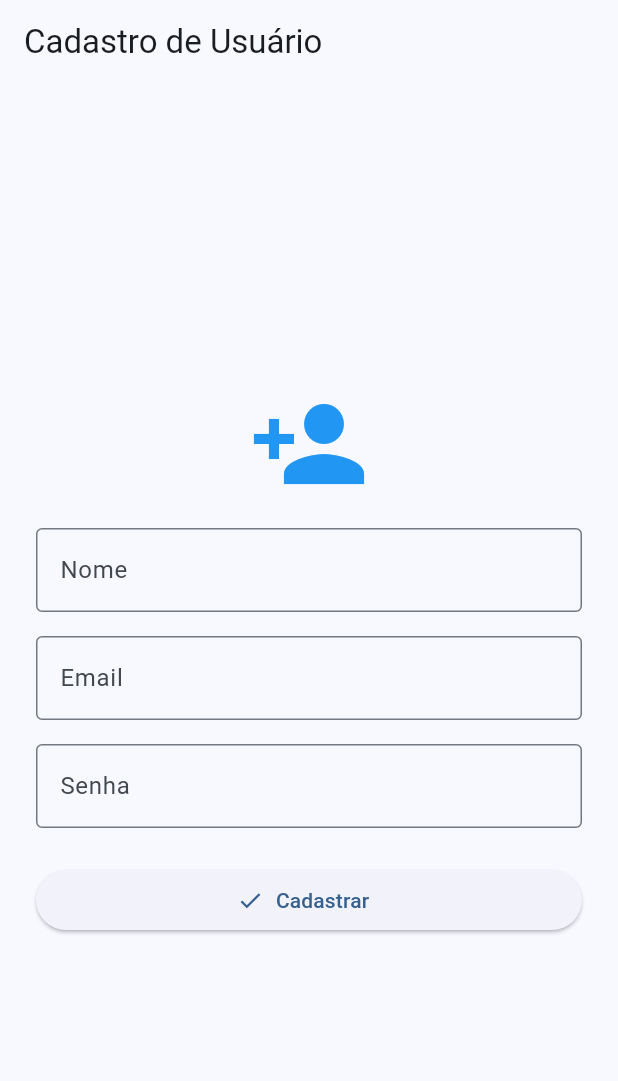
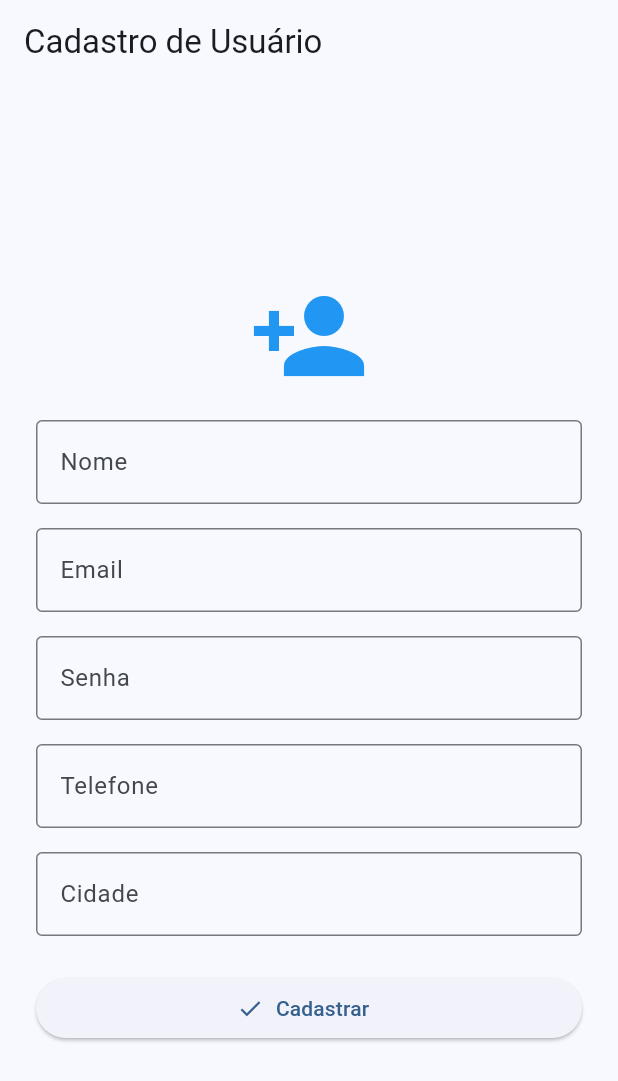
Before and after one commit to bbgbruno/BoardGameMarketFront, a Flutter app: the CadastroPage screen opened by its route, after a tap on "Cadastrar", on a phone screen of 412 x 824 dp. Shown: the top 1081 px of the screen. Run offline on Flutter 3.47's test engine with Material 3 defaults, Android fonts, the light colour scheme and no system bars; our stand-ins replace font_awesome_flutter, go_router; accounts and stored records are empty; network calls fail.

Commit message:
Ajustes nome vendedor

```diff
--- a/lib/Pages/cadastro_page.dart
+++ b/lib/Pages/cadastro_page.dart
@@ -5,23 +5,25 @@ import 'package:http/http.dart' as http;
 
 const String apiUrl = 'http://localhost:5255/api'; // Altere se necessário
 
-Future<bool> cadastrarUsuario(String nome, String email, String senha) async {
+Future<bool> cadastrarUsuario(
+    String nome, String email, String senha, String telefone, String cidade) async {
   final url = Uri.parse('$apiUrl/auth/register');
 
   final response = await http.post(
     url,
     headers: {'Content-Type': 'application/json'},
     body: jsonEncode({
-      'id':"",
+      'id': "",
       'nome': nome,
       'email': email,
-      'senhaHash': senha, // O backend espera no campo senhaHash
+      'senhaHash': senha, // Backend espera no campo senhaHash
+      'telefone': telefone,
+      'cidade': cidade,
     }),
   );
 
   return response.statusCode == 200;
 }
-
 
 class CadastroPage extends StatefulWidget {
   const CadastroPage({super.key});
@@ -34,12 +36,16 @@ class _CadastroPageState extends State<CadastroPage> {
   final nomeController = TextEditingController();
   final emailController = TextEditingController();
   final senhaController = TextEditingController();
+  final telefoneController = TextEditingController();
+  final cidadeController = TextEditingController();
 
-   void realizarCadastro() async {
+  void realizarCadastro() async {
     final sucesso = await cadastrarUsuario(
-      nomeController.text,
-      emailController.text,
-      senhaController.text,
+      nomeController.text.trim(),
+      emailController.text.trim(),
+      senhaController.text.trim(),
+      telefoneController.text.trim(),
+      cidadeController.text.trim(),
     );
 
     if (sucesso) {
@@ -67,6 +73,8 @@ class _CadastroPageState extends State<CadastroPage> {
               children: [
                 const Icon(Icons.person_add, size: 80, color: Colors.blue),
                 const SizedBox(height: 16),
+
+                // Nome
                 TextField(
                   controller: nomeController,
                   decoration: const InputDecoration(
@@ -75,6 +83,8 @@ class _CadastroPageState extends State<CadastroPage> {
                   ),
                 ),
                 const SizedBox(height: 16),
+
+                // Email
                 TextField(
                   controller: emailController,
                   decoration: const InputDecoration(
@@ -83,6 +93,8 @@ class _CadastroPageState extends State<CadastroPage> {
                   ),
                 ),
                 const SizedBox(height: 16),
+
+                // Senha
                 TextField(
                   controller: senhaController,
                   decoration: const InputDecoration(
@@ -91,7 +103,30 @@ class _CadastroPageState extends State<CadastroPage> {
                   ),
                   obscureText: true,
                 ),
+                const SizedBox(height: 16),
+
+                // Telefone
+                TextField(
+                  controller: telefoneController,
+                  decoration: const InputDecoration(
+                    labelText: 'Telefone',
+                    border: OutlineInputBorder(),
+                  ),
+                  keyboardType: TextInputType.phone,
+                ),
+                const SizedBox(height: 16),
+
+                // Cidade
+                TextField(
+                  controller: cidadeController,
+                  decoration: const InputDecoration(
+                    labelText: 'Cidade',
+                    border: OutlineInputBorder(),
+                  ),
+                ),
                 const SizedBox(height: 24),
+
+                // Botão
                 SizedBox(
                   width: double.infinity,
                   child: ElevatedButton.icon(
```
Also changed, not shown: lib/Pages/jogos_venda_page.dart (+48 -23 lines), lib/Pages/meus_jogos_page.dart (+63 -79 lines).
